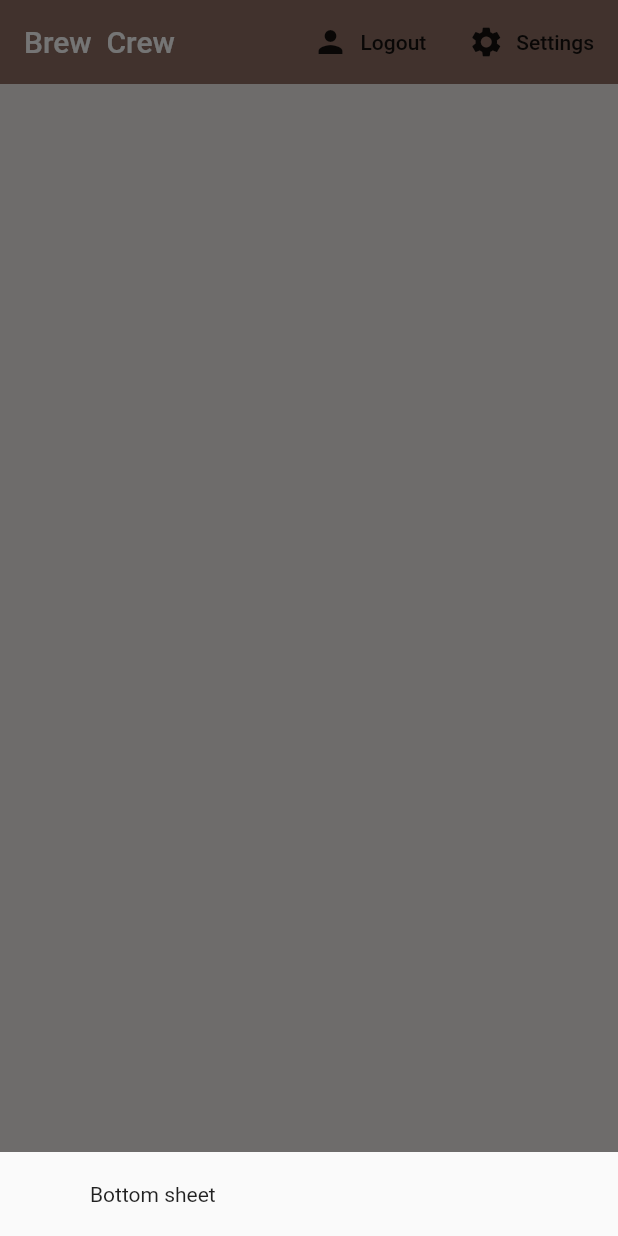
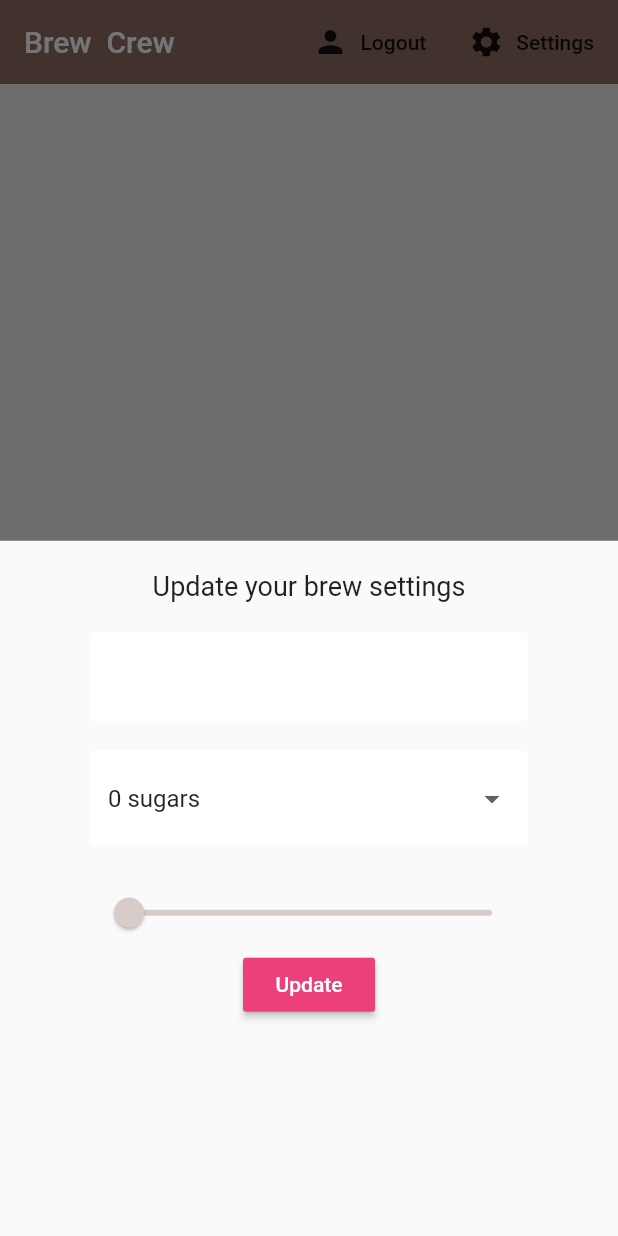
Before and after one commit to andrewjfei/brew-crew, a Flutter app: the screen it shows once a user with an empty profile is signed in, after a tap on "Settings", on a phone screen of 412 x 824 dp. Run offline on Flutter 3.47's test engine with Material 2 defaults, Android fonts, the phone set to English and light mode, and no system bars; our stand-ins replace cloud_firestore, firebase_auth, flutter_spinkit; accounts and stored records are empty.

Commit message:
created settings form on bottom sheet

```diff
--- a/lib/screens/home/home.dart
+++ b/lib/screens/home/home.dart
@@ -1,4 +1,5 @@
 import 'package:brew_crew/models/brew.dart';
+import 'package:brew_crew/screens/home/settings_form.dart';
 import 'package:brew_crew/services/auth.dart';
 import 'package:flutter/material.dart';
 import 'package:provider/provider.dart';
@@ -17,7 +18,7 @@ class Home extends StatelessWidget {
       showModalBottomSheet( context: context, builder: (context) {
           return Container(
             padding: EdgeInsets.symmetric(vertical: 20.0, horizontal: 60.0),
-            child: Text('Bottom sheet'),
+            child: SettingsForm(),
           );
         }
       );
--- a/lib/screens/home/settings_form.dart
+++ b/lib/screens/home/settings_form.dart
@@ -18,8 +18,58 @@ class _SettingsFormState extends State<SettingsForm> {
 
   @override
   Widget build(BuildContext context) {
-    return Container(
-
+    return Form(
+      key: _formKey,
+      child: Column(
+        children: <Widget>[
+          Text(
+            'Update your brew settings',
+            style: TextStyle(
+              fontSize: 18.0
+            ),
+          ),
+          SizedBox(height: 20.0),
+          TextFormField(
+            decoration: textInputDecoration,
+            validator: (val) => val.isEmpty ? 'Please enter a name' : null,
+            onChanged: (val) => setState(() => _currentName = val),
+          ),
+          SizedBox(height: 20.0),
+          DropdownButtonFormField(
+            decoration: textInputDecoration,
+            items: sugars.map((sugar) { // This only takes a list
+              return DropdownMenuItem(
+                value: sugar,
+                child: Text('$sugar sugars'),
+              );
+            }).toList(),
+            onChanged: (val) => setState(() => _currentSugars = val),
+            value: _currentSugars ?? '0',
+          ),
+          SizedBox(height: 20.0),
+          Slider(
+            value: (_currentStrength ?? 100).toDouble(),
+            activeColor: Colors.brown[_currentStrength ?? 100],
+            inactiveColor: Colors.brown[_currentStrength ?? 100],
+            min: 100.0,
+            max: 900.0,
+            divisions: 8,
+            onChanged: (val) => setState(() => _currentStrength = val.round()),
+          ),
+          RaisedButton(
+            color: Colors.pink[400],
+            child: Text(
+              'Update',
+              style: TextStyle(color: Colors.white),
+            ),
+            onPressed: () async {
+              print(_currentName);
+              print(_currentStrength);
+              print(_currentSugars);
+            },
+          ),
+        ],
+      ),
     );
   }
 }
```
